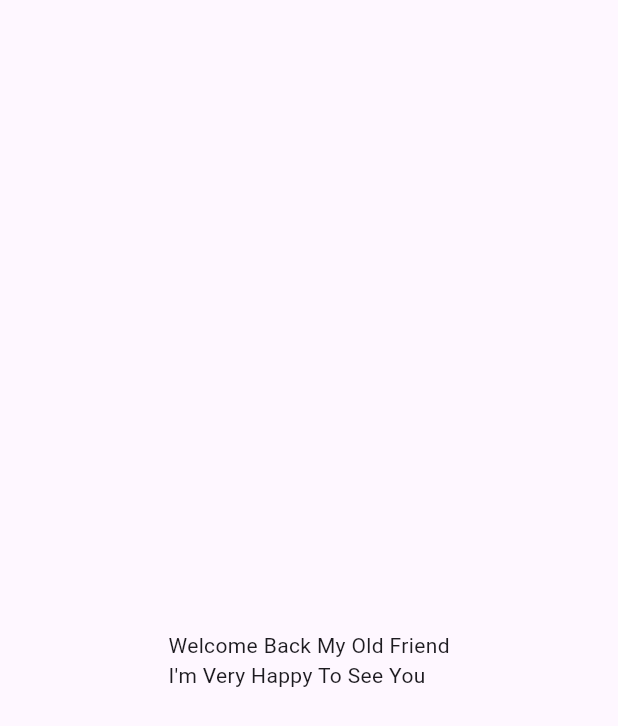
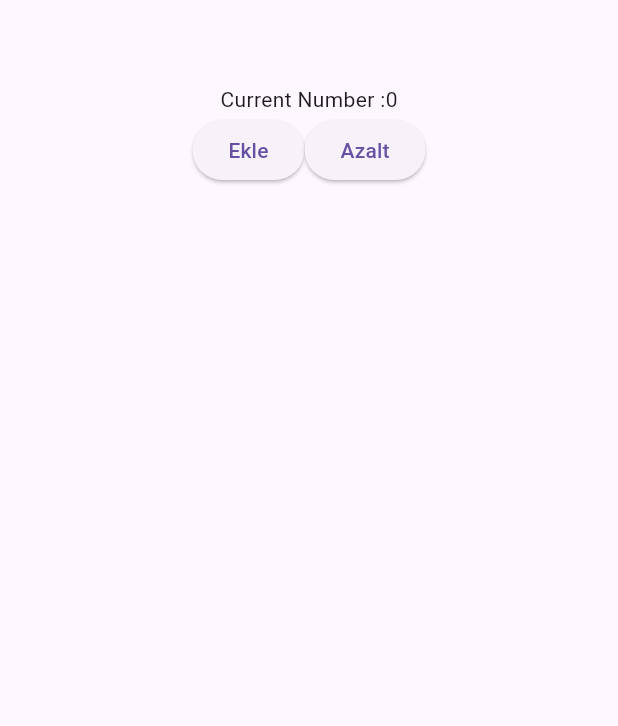
Before and after one commit to EminAkkaya/edisyon, a Flutter app: the screen it shows after launch, on a phone screen of 412 x 824 dp. Shown: the top 726 px of the screen. Run offline on Flutter 3.47's test engine with Material 3 defaults, Android fonts, the phone set to English and light mode, and no system bars.

Commit message:
For remamber the basics i made basic counter. Beside I need this logic for order counts.

```diff
--- a/lib/ui/landing/landingView.dart
+++ b/lib/ui/landing/landingView.dart
@@ -1,12 +1,43 @@
 import 'package:flutter/material.dart';
 
-class Landingview extends StatelessWidget {
+class Landingview extends StatefulWidget {
   const Landingview({super.key});
 
   @override
+  State<Landingview> createState() => _LandingviewState();
+}
+
+class _LandingviewState extends State<Landingview> {
+  int count = 0;
+
+  @override
   Widget build(BuildContext context) {
-    return Center(
-      child: Text("Welcome Back My Old Friend\nI'm Very Happy To See You"),
+    return Column(
+      children: [
+        Text("Current Number :$count"),
+
+        Row(
+          mainAxisAlignment: MainAxisAlignment.center,
+          children: [
+            ElevatedButton.icon(
+              onPressed: () {
+                setState(() {
+                  count++;
+                });
+              },
+              label: Text("Ekle"),
+            ),
+            ElevatedButton.icon(
+              onPressed: () {
+                setState(() {
+                  count--;
+                });
+              },
+              label: Text("Azalt"),
+            ),
+          ],
+        ),
+      ],
     );
   }
 }
```
